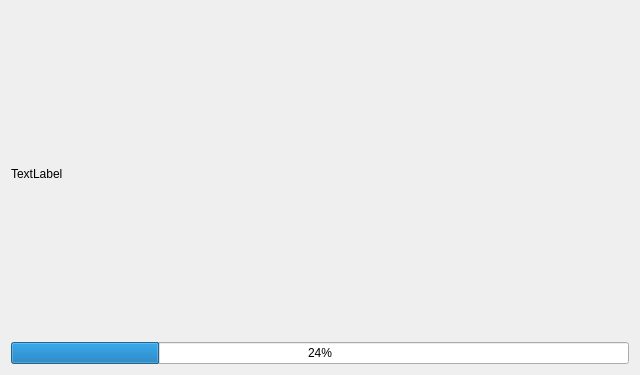
Before: the Qt Designer form epyq/widgets/progressbar.ui in epcpower/st, drawn with Qt 5.
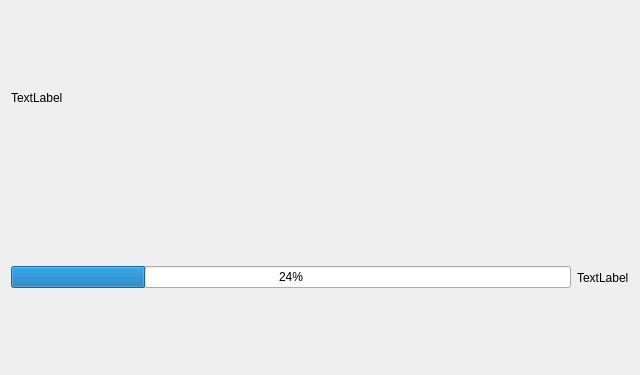
After: the same form once the commit is applied.

Commit message:
Make widgets aware of signal names and units
Ref T121

Diff of the .ui file:
```diff
--- a/epyq/widgets/progressbar.ui
+++ b/epyq/widgets/progressbar.ui
@@ -24,11 +24,22 @@
       </widget>
      </item>
      <item>
+      <layout class="QHBoxLayout" name="horizontalLayout">
+       <item>
       <widget class="QProgressBar" name="progressBar">
        <property name="value">
         <number>24</number>
        </property>
       </widget>
+       </item>
+       <item>
+        <widget class="QLabel" name="units">
+         <property name="text">
+          <string>TextLabel</string>
+         </property>
+        </widget>
+       </item>
+      </layout>
      </item>
     </layout>
    </item>
```
Lines whose indentation alone changed are shown as unchanged. The commit also changes 6 other files.
